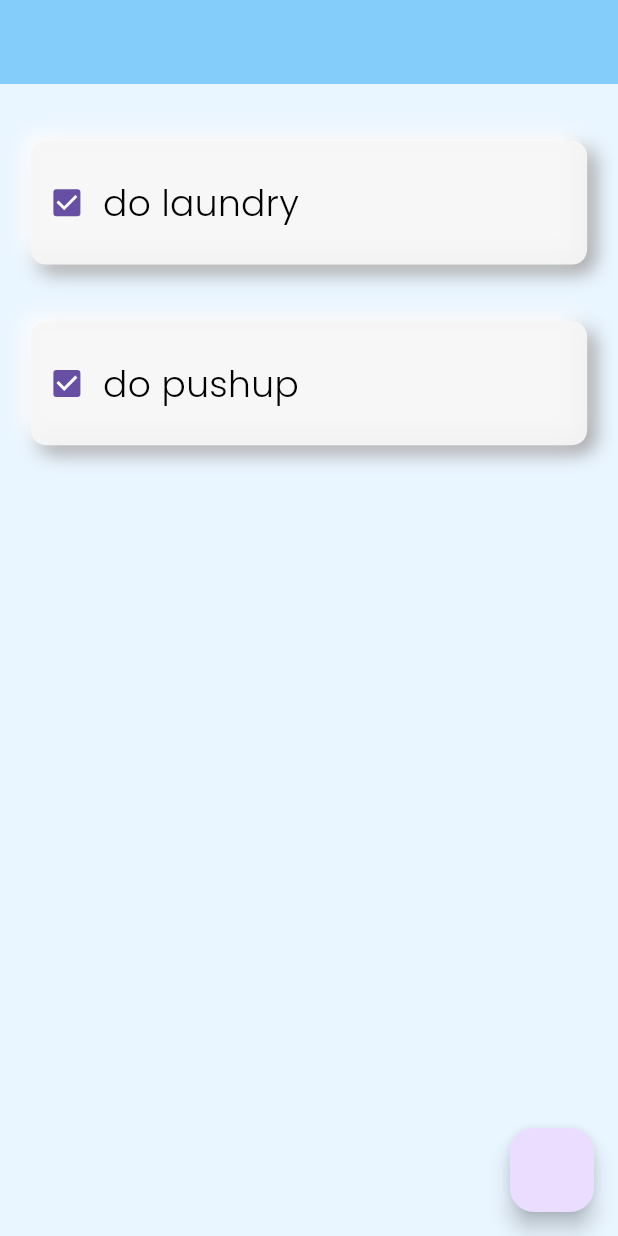
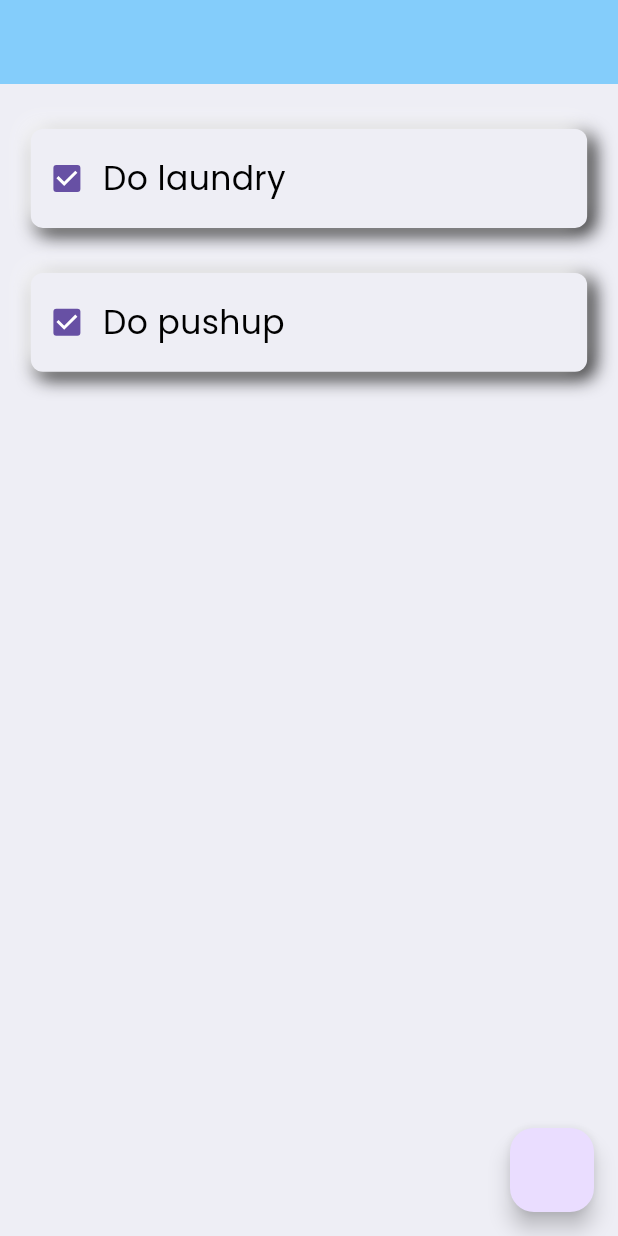
Before and after one commit to masked-mermaid/Todo, a Flutter app: the screen it shows after launch, on a phone screen of 412 x 824 dp. Run offline on Flutter 3.47's test engine with Material 3 defaults, Android fonts, the phone set to English and light mode, and no system bars; our stand-ins replace google_fonts.

Commit message:
add addtask button

```diff
--- a/lib/app_colors.dart
+++ b/lib/app_colors.dart
@@ -1,6 +1,6 @@
 import 'package:flutter/material.dart';
 class LgT{
-  static const background= Color.fromARGB(255, 233, 245, 255);
+  static const background= Color.fromARGB(255, 238, 238, 245);
   static const appbar= Color(0xFF84CDFB);
   static const bannerbg= Color(0xEEF6F6F6);
   static const txt= Color(0xFF000000);
--- a/lib/tasksbanner.dart
+++ b/lib/tasksbanner.dart
@@ -1,94 +1,83 @@
 import 'package:flutter/material.dart';
 import 'package:google_fonts/google_fonts.dart';
+import 'package:todo_app/add_task.dart';
 import 'app_colors.dart';
+
 
 class ToDoScreen extends StatefulWidget {
   const ToDoScreen({super.key});
 
-
   @override
   State<ToDoScreen> createState() => _ToDoScreenState();
-
 }
 
 class _ToDoScreenState extends State<ToDoScreen> {
-        bool?ischecked=true;
+  bool? ischecked = true;
 
   @override
   Widget build(BuildContext context) {
-
     return Scaffold(
       backgroundColor: LgT.background,
-      floatingActionButton: FloatingActionButton(onPressed: () => context,
-
-      ),
-
+      floatingActionButton: FloatingActionButton(
+        onPressed: () {
+          Navigator.push(context, MaterialPageRoute(builder: (_)=>AddTask()));
+        }),
 
       body: ListView(
         children: [
-            createTask('do laundry'),
-            createTask("do pushup")
-
-          ],
+          createTask('Do laundry'),
+          createTask("Do pushup")],
       ),
     );
-
   }
 
-Widget createTask( String taskName){
+  Widget createTask(String taskName) {
     var screenSize = MediaQuery.of(context).size;
 
     return Center(
       child: Container(
-      margin: EdgeInsets.only(top: 38,),
-      height: screenSize.height*.1,
-      width: screenSize.width*0.9,
+        margin: EdgeInsets.only(top: 30),
+        height: screenSize.height * .08,
+        width: screenSize.width * 0.9,
         decoration: BoxDecoration(
-      color: LgT.bannerbg,
-      borderRadius: BorderRadius.all(Radius.circular(10)),
+          color: LgT.background,
+          borderRadius: BorderRadius.all(Radius.circular(8)),
           boxShadow: [
             BoxShadow(
-          color: Colors.grey,
-          offset: Offset(5,5),
+              color: Colors.black,
+              offset: Offset(4,4),
               blurRadius: 10,
-
-        ),BoxShadow(
+            ),
+            BoxShadow(
               color: Colors.white,
-          offset: Offset(-5, -5),
+              offset: Offset(-3, -3),
               blurRadius: 10,
-
-        )
-      ]
-
+            ),
+          ],
         ),
         child: Row(
           mainAxisAlignment: MainAxisAlignment.start,
           children: [
-          Checkbox(value: ischecked, onChanged: (newBool){
+            Checkbox(
+              value: ischecked,
+              onChanged: (newBool) {
                 setState(() {
-              ischecked=newBool;
+                  ischecked = newBool;
                 });
-          }),
+              },
+            ),
             Text(
               '$taskName',
               style: GoogleFonts.poppins(
-              fontSize: 24,
-              fontWeight: FontWeight.w300,
+                fontSize: 22,
+                fontWeight: FontWeight.w400,
                 color: LgT.txt,
               ),
-            textAlign:TextAlign.center,
-
-
-          )
-
+              textAlign: TextAlign.center,
+            ),
           ],
         ),
       ),
     );
-
-
-
-
   }
-
 }
```
Also changed, not shown: lib/add_task.dart (added, +19 -0 lines). Lines whose indentation alone changed are shown as unchanged.
